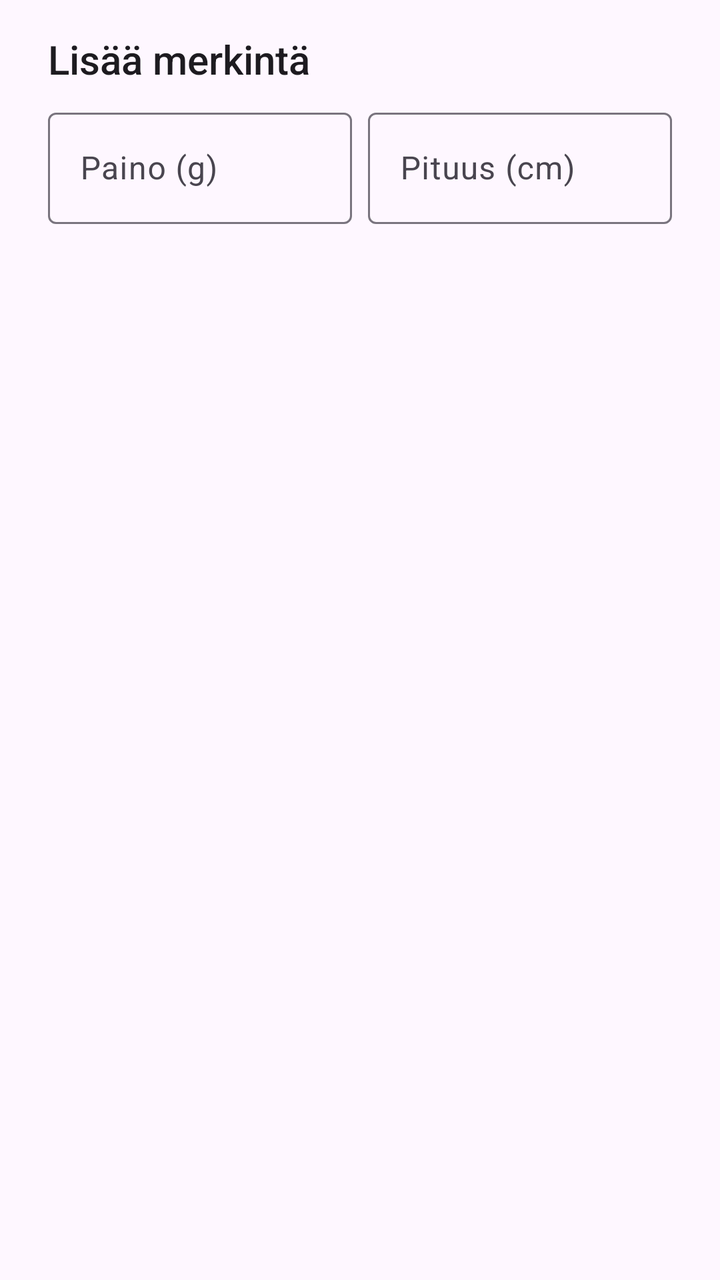
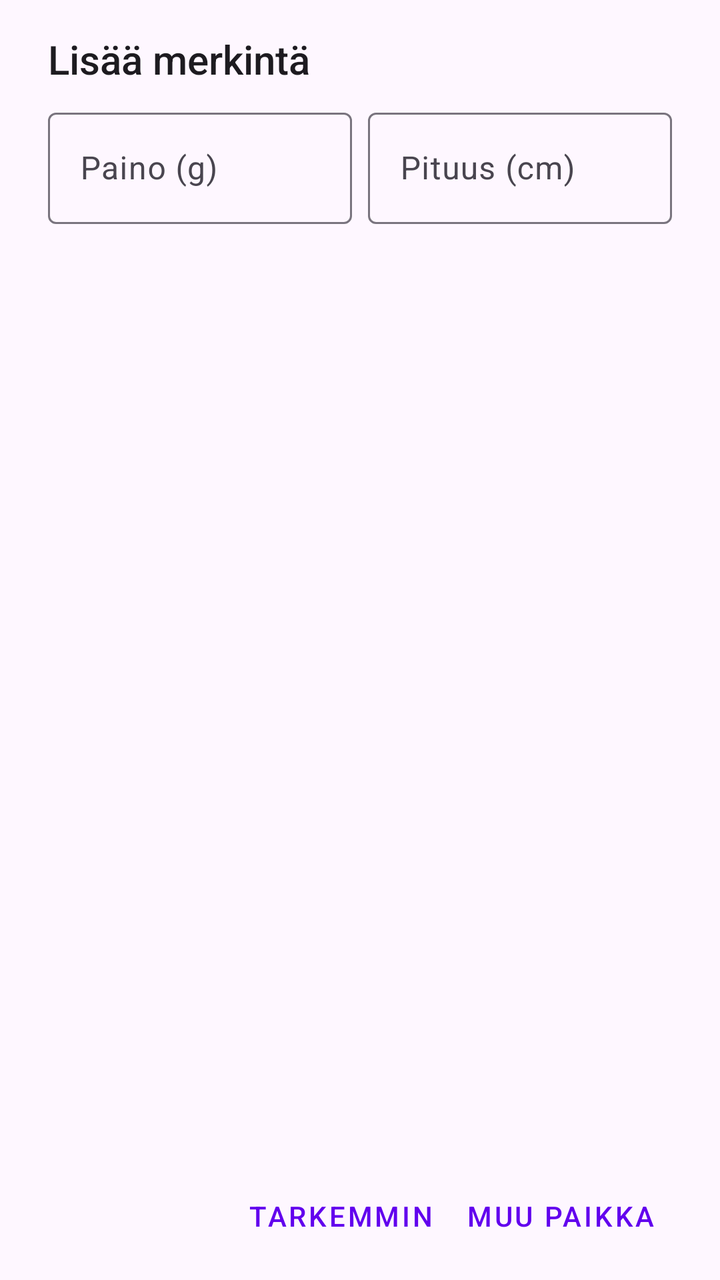

Screens rendered from an Android XML layout before and after an edit, with the pre-edit source and the edit as a unified diff.
<!-- AndroidManifest.xml: application theme Theme.KalaKartta -->
<!-- res/layout/dialog_species_title.xml -->
<?xml version="1.0" encoding="utf-8"?>
<LinearLayout xmlns:android="http://schemas.android.com/apk/res/android"
    android:id="@+id/dialog_species_root"
    android:layout_width="match_parent"
    android:layout_height="wrap_content"
    android:orientation="vertical"
    android:paddingStart="24dp"
    android:paddingTop="16dp"
    android:paddingEnd="24dp"
    android:paddingBottom="8dp">

    <TextView
        android:id="@+id/dialogTitle"
        android:layout_width="match_parent"
        android:layout_height="wrap_content"
        android:text="@string/add_catch"
        android:textAppearance="@style/TextAppearance.AppCompat.Title" />

    <LinearLayout
        android:layout_width="match_parent"
        android:layout_height="wrap_content"
        android:orientation="horizontal"
        android:layout_marginTop="8dp">

        <com.google.android.material.textfield.TextInputLayout
            android:layout_width="0dp"
            android:layout_height="wrap_content"
            android:layout_weight="1"
            android:hint="@string/weight"
            android:layout_marginEnd="4dp">
            <com.google.android.material.textfield.TextInputEditText
                android:id="@+id/weightInput"
                android:layout_width="match_parent"
                android:layout_height="wrap_content"
                android:inputType="number" />
        </com.google.android.material.textfield.TextInputLayout>

        <com.google.android.material.textfield.TextInputLayout
            android:layout_width="0dp"
            android:layout_height="wrap_content"
            android:layout_weight="1"
            android:hint="@string/length"
            android:layout_marginStart="4dp">
            <com.google.android.material.textfield.TextInputEditText
                android:id="@+id/lengthInput"
                android:layout_width="match_parent"
                android:layout_height="wrap_content"
                android:inputType="number" />
        </com.google.android.material.textfield.TextInputLayout>

    </LinearLayout>

    <TextView
        android:id="@+id/weatherStationInfo"
        android:layout_width="match_parent"
        android:layout_height="wrap_content"
        android:textSize="12sp"
        android:visibility="gone"
        android:layout_marginTop="2dp"
        android:textColor="?android:attr/textColorSecondary" />

</LinearLayout>
<!-- resources referenced by this layout -->
<resources>
  <string name="add_catch">Lisää merkintä</string>
  <string name="length">Pituus (cm)</string>
  <string name="weight">Paino (g)</string>
  <style name="Theme.KalaKartta" parent="Base.Theme.KalaKartta" />
  <style name="Base.Theme.KalaKartta" parent="Theme.Material3.DayNight.NoActionBar">
          
          
      </style>
</resources>

<!-- the commit's change to res/layout/dialog_species_title.xml (unified diff, before → after) -->
@@ -2,7 +2,7 @@
 <LinearLayout xmlns:android="http://schemas.android.com/apk/res/android"
     android:id="@+id/dialog_species_root"
     android:layout_width="match_parent"
-    android:layout_height="wrap_content"
+    android:layout_height="match_parent"
     android:orientation="vertical"
     android:paddingStart="24dp"
     android:paddingTop="16dp"
@@ -59,4 +59,43 @@
         android:layout_marginTop="2dp"
         android:textColor="?android:attr/textColorSecondary" />
 
+    <LinearLayout
+        android:layout_width="match_parent"
+        android:layout_height="0dp"
+        android:layout_weight="1"
+        android:minHeight="200dp"
+        android:orientation="vertical">
+        <ListView
+            android:id="@+id/speciesListView"
+            android:layout_width="match_parent"
+            android:layout_height="match_parent"
+            android:divider="@null"
+            android:dividerHeight="0dp" />
+    </LinearLayout>
+
+    <LinearLayout
+        android:layout_width="match_parent"
+        android:layout_height="wrap_content"
+        android:orientation="horizontal"
+        android:gravity="end"
+        android:layout_marginTop="8dp">
+
+        <com.google.android.material.button.MaterialButton
+            android:id="@+id/addDetailedButton"
+            style="@style/Widget.MaterialComponents.Button.TextButton"
+            android:layout_width="wrap_content"
+            android:layout_height="wrap_content"
+            android:textColor="#6200EE"
+            android:text="@string/add_detailed" />
+
+        <com.google.android.material.button.MaterialButton
+            android:id="@+id/addOtherButton"
+            style="@style/Widget.MaterialComponents.Button.TextButton"
+            android:layout_width="wrap_content"
+            android:layout_height="wrap_content"
+            android:textColor="#6200EE"
+            android:text="@string/add_other" />
+
+    </LinearLayout>
+
 </LinearLayout>
<!-- resource entries referenced after the edit -->
@@ -1,6 +1,8 @@
 <!-- resources referenced by this layout -->
 <resources>
   <string name="add_catch">Lisää merkintä</string>
+  <string name="add_detailed">Tarkemmin</string>
+  <string name="add_other">Muu paikka</string>
   <string name="length">Pituus (cm)</string>
   <string name="weight">Paino (g)</string>
   <style name="Theme.KalaKartta" parent="Base.Theme.KalaKartta" />
